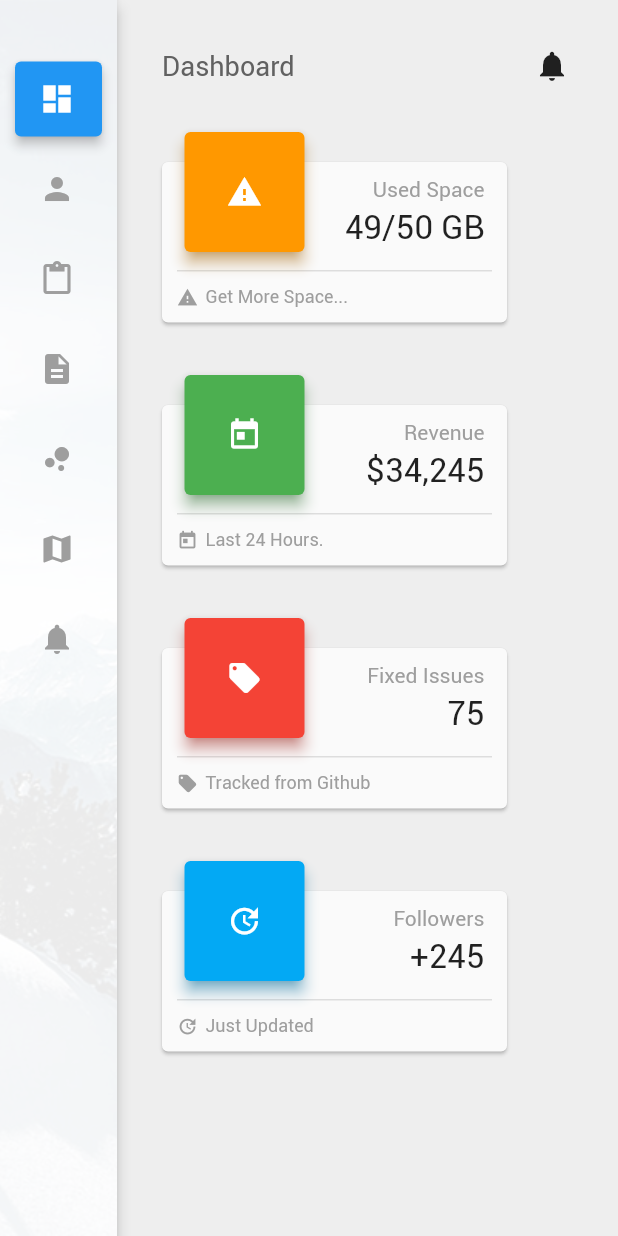
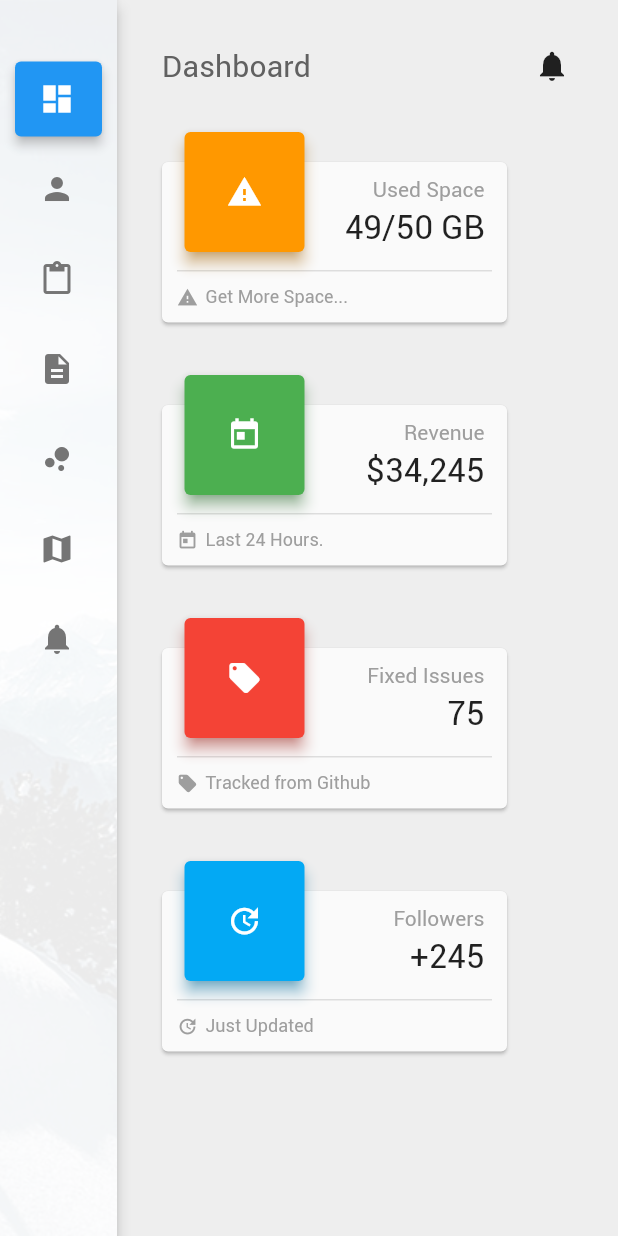
Before and after one commit to RafaelBarbosatec/CanaryAdminFlutter, a Flutter app: the screen it shows after launch, on a phone screen of 412 x 824 dp. Run offline on Flutter 3.47's test engine with Material 2 defaults, Android fonts, the phone set to English and light mode, and no system bars.

Commit message:
ajustes temas

```diff
--- a/lib/BaseHome.dart
+++ b/lib/BaseHome.dart
@@ -33,12 +33,13 @@ class _BaseHomeState extends State<BaseHome> {
   Widget build(BuildContext context) {
     return Scaffold(
       body: Container(
-        color: Colors.grey[200],
+        color: Theme.of(context).backgroundColor,
         child: Row(
           crossAxisAlignment: CrossAxisAlignment.start,
           children: <Widget>[
             MenuHome(
               itensMenus: itens,
+              textColor: Colors.white,
               primaryColor: Theme.of(context).primaryColor,
               positionSelected: (position){
                 _confContent(position);
@@ -84,11 +85,7 @@ class _BaseHomeState extends State<BaseHome> {
             duration: Duration(milliseconds: 300),
             child: Text(
                 tittleContent,
-              style: TextStyle(
-                fontSize: 18.0,
-                color: Colors.grey[700],
-                fontWeight: FontWeight.w400
-              ),
+              style: Theme.of(context).textTheme.subtitle,
             ),
           ),
           _buildRighthealder()
--- a/lib/components/sidebar/ButtonMenu.dart
+++ b/lib/components/sidebar/ButtonMenu.dart
@@ -6,8 +6,7 @@ class ButtonMenu extends StatelessWidget {
   final String text;
   final IconData icon;
   final bool selected;
-  final Color labelColorSelected;
-  final Color labelColorUnSelected;
+  final Color textColor;
   final Color primaryColor;
   final FontWeight fontWeight;
   final Function(int) onPressed;
@@ -16,9 +15,8 @@ class ButtonMenu extends StatelessWidget {
   const ButtonMenu(
       {Key key,
       this.selected = false,
-      this.labelColorSelected = Colors.white,
-      this.labelColorUnSelected = Colors.grey,
-      this.primaryColor = Colors.red,
+      this.textColor = Colors.white,
+      this.primaryColor = Colors.blue,
       this.fontWeight = FontWeight.w400,
       this.text = "Text menu",
       this.icon = Icons.dashboard,
@@ -36,7 +34,7 @@ class ButtonMenu extends StatelessWidget {
         highlightElevation: selected ? 5 : 0,
         elevation: selected ? 3 : 0,
         hoverElevation: selected ? 3 : 0,
-        hoverColor: selected ? primaryColor : Colors.grey.withAlpha(30),
+        hoverColor: selected ? primaryColor : Theme.of(context).hoverColor,
         color: selected ? primaryColor : Colors.transparent,
         shape: RoundedRectangleBorder(
             borderRadius: BorderRadius.all(Radius.circular(4.0))),
@@ -44,7 +42,7 @@ class ButtonMenu extends StatelessWidget {
           children: <Widget>[
             Icon(
               icon,
-              color: selected ? labelColorSelected : labelColorUnSelected,
+              color: selected ? textColor : Theme.of(context).unselectedWidgetColor,
             ),
             Expanded(child: _buildName(context))
           ],
@@ -74,7 +72,7 @@ class ButtonMenu extends StatelessWidget {
           maxLines: 1,
           style: Theme.of(context).textTheme.body1.merge(
               TextStyle(
-                  color: selected ? labelColorSelected : labelColorUnSelected,
+                  color: selected ? textColor : Theme.of(context).unselectedWidgetColor,
                   fontFamily: selected ? 'normal':'Light')
           ),
         ),
--- a/lib/components/sidebar/MenuHome.dart
+++ b/lib/components/sidebar/MenuHome.dart
@@ -6,12 +6,14 @@ class MenuHome extends StatefulWidget {
   final List<ItemMenu> itensMenus;
   final Function(int) positionSelected;
   final Color primaryColor;
+  final Color textColor;
 
   const MenuHome(
       {Key key,
         this.itensMenus,
         this.positionSelected,
-        this.primaryColor = Colors.red})
+        this.primaryColor = Colors.red,
+        this.textColor = Colors.white})
       : super(key: key);
 
   @override
@@ -78,6 +80,7 @@ class _MenuHomeState extends State<MenuHome> {
           index: index,
           text: i.text,
           icon: i.icon,
+          textColor: widget.textColor,
           smallerMode: smallerMode,
           primaryColor: widget.primaryColor,
           selected: positionSelected == index,
--- a/lib/main.dart
+++ b/lib/main.dart
@@ -1,4 +1,5 @@
 import 'package:canary_admin/BaseHome.dart';
+import 'package:canary_admin/theme/AppTheme.dart';
 import 'package:flutter/material.dart';
 
 void main() => runApp(MyApp());
@@ -9,15 +10,7 @@ class MyApp extends StatelessWidget {
   Widget build(BuildContext context) {
     return MaterialApp(
       title: 'Canary Admin',
-      theme: ThemeData(
-        primarySwatch: Colors.blue,
-        textTheme: TextTheme(
-            title: TextStyle(fontFamily: 'Bold'),
-            subtitle: TextStyle(fontFamily: 'Normal'),
-            body1: TextStyle(fontFamily: 'Normal'),
-            body2: TextStyle(fontFamily: 'Normal')
-        )
-      ),
+      theme: appThemeMain,
       home: BaseHome(),
     );
   }
--- /dev/null
+++ b/lib/theme/AppTheme.dart
@@ -0,0 +1,34 @@
+
+
+import 'package:flutter/material.dart';
+
+ThemeData appThemeMain = ThemeData(
+    primarySwatch: Colors.blue,
+    accentColor: Colors.orange,
+    backgroundColor: Colors.grey[200],
+    splashColor: Colors.blue.withAlpha(50),
+    hoverColor: Colors.grey.withAlpha(30),
+    textTheme: textThemeMain,
+    unselectedWidgetColor: Colors.grey[600]
+);
+
+TextTheme textThemeMain = TextTheme(
+  title: TextStyle(fontFamily: 'Bold'),
+  subhead: TextStyle(fontFamily: 'Normal'),
+  subtitle: TextStyle(
+      fontFamily: 'Normal',
+      fontSize: 20.0,
+      color: Colors.grey[700],
+      fontWeight: FontWeight.w400
+  ),
+  headline: TextStyle(fontFamily: 'Normal'),
+  overline: TextStyle(fontFamily: 'Normal'),
+  body1: TextStyle(fontFamily: 'Normal'),
+  body2: TextStyle(fontFamily: 'Normal'),
+  button: TextStyle(fontFamily: 'Normal'),
+  caption: TextStyle(fontFamily: 'Normal'),
+  display1: TextStyle(fontFamily: 'Normal'),
+  display2: TextStyle(fontFamily: 'Normal'),
+  display3: TextStyle(fontFamily: 'Normal'),
+  display4: TextStyle(fontFamily: 'Normal'),
+);
```
